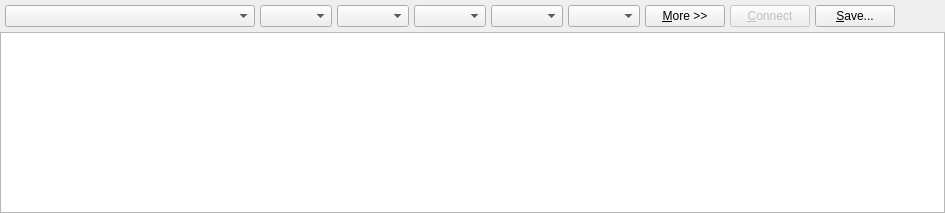
Before: the Qt Designer form src/ui/consoletab.ui in solaristhesun/superterm, drawn with Qt 5.
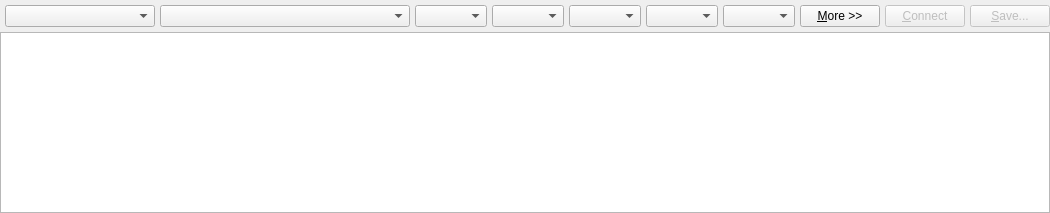
After: the same form once the commit is applied. Custom widgets are drawn as their Qt base class.

Patch:
```diff
--- a/src/ui/consoletab.ui
+++ b/src/ui/consoletab.ui
@@ -68,6 +68,16 @@
       <property name="bottomMargin">
        <number>5</number>
       </property>
+      <item>
+       <widget class="QComboBox" name="comboConfigurations">
+        <property name="minimumSize">
+         <size>
+          <width>150</width>
+          <height>0</height>
+         </size>
+        </property>
+       </widget>
+      </item>
       <item>
        <widget class="CPortsComboBox" name="comboPorts">
         <property name="minimumSize">
@@ -174,6 +184,9 @@
       </item>
       <item>
        <widget class="QPushButton" name="btnSave">
+        <property name="enabled">
+         <bool>false</bool>
+        </property>
         <property name="text">
          <string>&amp;Save...</string>
         </property>
```
Left out of the diff: 17 changed lines with no effect on the pictures.
